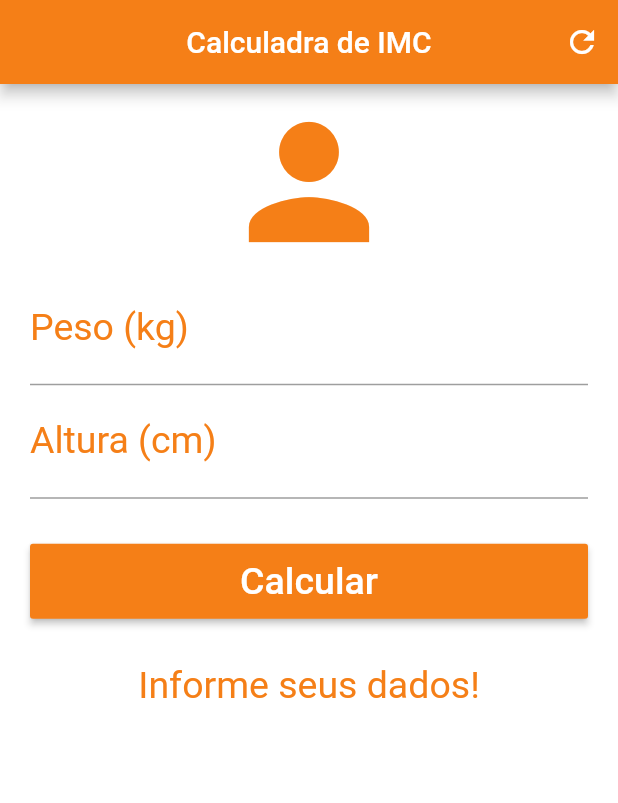
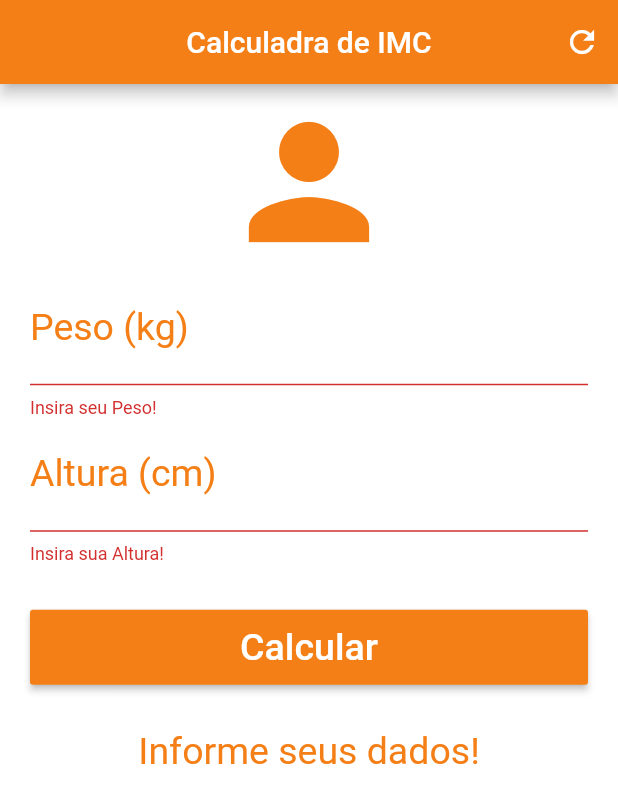
Before and after one commit to lpaganete/calculadora_imc, a Flutter app: the screen it shows after launch, after a tap on "Calcular", on a phone screen of 412 x 824 dp. Shown: the top 803 px of the screen. Run offline on Flutter 3.47's test engine with Material 2 defaults, Android fonts, the light colour scheme and no system bars.

Commit message:
Adicionando vaiddor ao formulario

```diff
--- a/lib/pages/home_page.dart
+++ b/lib/pages/home_page.dart
@@ -10,6 +10,8 @@ class _HomePageState extends State<HomePage> {
   //Pegando os valores dos dois textField
   TextEditingController pesoController = TextEditingController();
   TextEditingController alturaController = TextEditingController();
+
+  GlobalKey<FormState> _formKey = GlobalKey<FormState>(); //Chave global
 
   //Uma string que vai ser modificada com o resultado // Será chamada no Text que mostra o resultado do calculo
   String _infoText = "Informe seus dados!";
@@ -26,22 +28,23 @@ class _HomePageState extends State<HomePage> {
   //Esta função será chamada no onpressed no botão calcular
   void _calculandoIMC() {
     setState(() {
-      double peso = double.parse(pesoController.text); // converte o texto para double
+      double peso =
+          double.parse(pesoController.text); // converte o texto para double
       double altura = double.parse(alturaController.text) /
           100; // divindo por 100 para dar o resultado em cm
       double imc = peso / (altura * altura);
       print(imc);
       if (imc < 18.6) {
         _infoText = "Abaixo do peso (${imc.toStringAsPrecision(3)})";
-      } else if (imc >=  18.6 && imc < 24.9){
+      } else if (imc >= 18.6 && imc < 24.9) {
         _infoText = "Peso Ideal (${imc.toStringAsPrecision(3)})";
-      } else if (imc >=  24.6 && imc < 29.9){
+      } else if (imc >= 24.6 && imc < 29.9) {
         _infoText = "levemente Acima do Peso (${imc.toStringAsPrecision(3)})";
-      } else if (imc >=  29.9 && imc < 34.9){
+      } else if (imc >= 29.9 && imc < 34.9) {
         _infoText = "Obesidade Grau I(${imc.toStringAsPrecision(3)})";
-      } else if (imc >=  34.9 && imc < 39.9){
+      } else if (imc >= 34.9 && imc < 39.9) {
         _infoText = "Obesidade Grau II (${imc.toStringAsPrecision(3)})";
-      } else if (imc >= 40.0){
+      } else if (imc >= 40.0) {
         _infoText = "Obesidade Grau III (${imc.toStringAsPrecision(3)})";
       }
     });
@@ -70,6 +73,9 @@ class _HomePageState extends State<HomePage> {
   _body() {
     return SingleChildScrollView(
       padding: EdgeInsets.fromLTRB(20.0, 5.0, 20.0, 5.0),
+      child: Form(
+        //Para serem feitas as validações é necessário se tenha um widget form
+        key: _formKey, // Declarando a chave global
         child: Column(
           crossAxisAlignment: CrossAxisAlignment
               .stretch, // O stretch ocupa toda a largura (no caso do ícone não vai ocupar, pois ele tem um tamanho fixo)
@@ -91,11 +97,12 @@ class _HomePageState extends State<HomePage> {
             ),
           ],
         ),
+      ),
     );
   }
 
-  TextField textField_peso() {
-    return TextField(
+  textField_peso() {
+    return TextFormField(
       controller: pesoController,
       keyboardType: TextInputType.number,
       decoration: InputDecoration(
@@ -104,11 +111,17 @@ class _HomePageState extends State<HomePage> {
       ),
       textAlign: TextAlign.center,
       style: TextStyle(color: Colors.yellow[900], fontSize: 25.0),
+      validator: (value) {
+        //Validando o formulário. caso o campo não esteja preenchido, ele retornará a msg
+        if (value.isEmpty) {
+          return "Insira seu Peso!";
+        }
+      },
     );
   }
 
-  TextField textField_altura() {
-    return TextField(
+  textField_altura() {
+    return TextFormField(
       controller: alturaController,
       keyboardType: TextInputType.number,
       decoration: InputDecoration(
@@ -117,14 +130,23 @@ class _HomePageState extends State<HomePage> {
       ),
       textAlign: TextAlign.center,
       style: TextStyle(color: Colors.yellow[900], fontSize: 25.0),
+      validator: (value) {
+        //Validando o formulário. caso o campo não esteja preenchido, ele retornará a msg
+        if (value.isEmpty) {
+          return "Insira sua Altura!";
+        }
+      },
     );
   }
 
-
-
   _raisedButtonCalcular() {
     return RaisedButton(
-      onPressed: _calculandoIMC,
+      onPressed: () {
+        if (_formKey.currentState.validate()) {
+          // Função anonima aciona o validador. Se ele validar, ele chama a função que calcula o imc
+          _calculandoIMC();
+        }
+      },
       color: Colors.yellow[900],
       child: Text(
         "Calcular",
```
Lines whose indentation alone changed are shown as unchanged.
